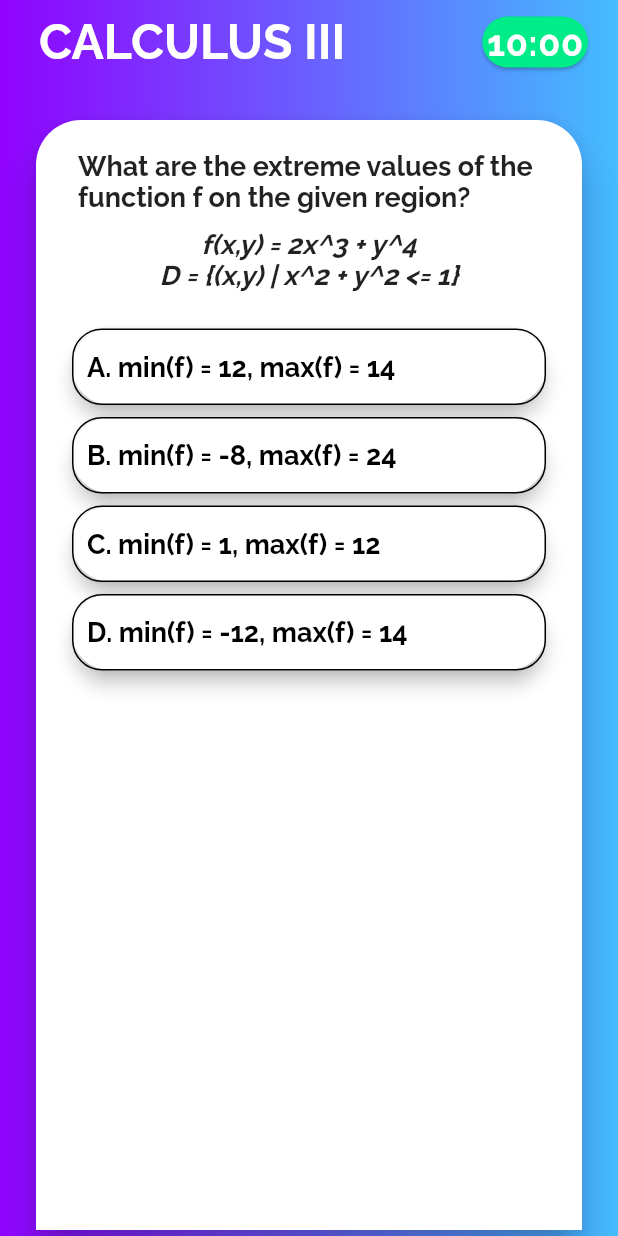
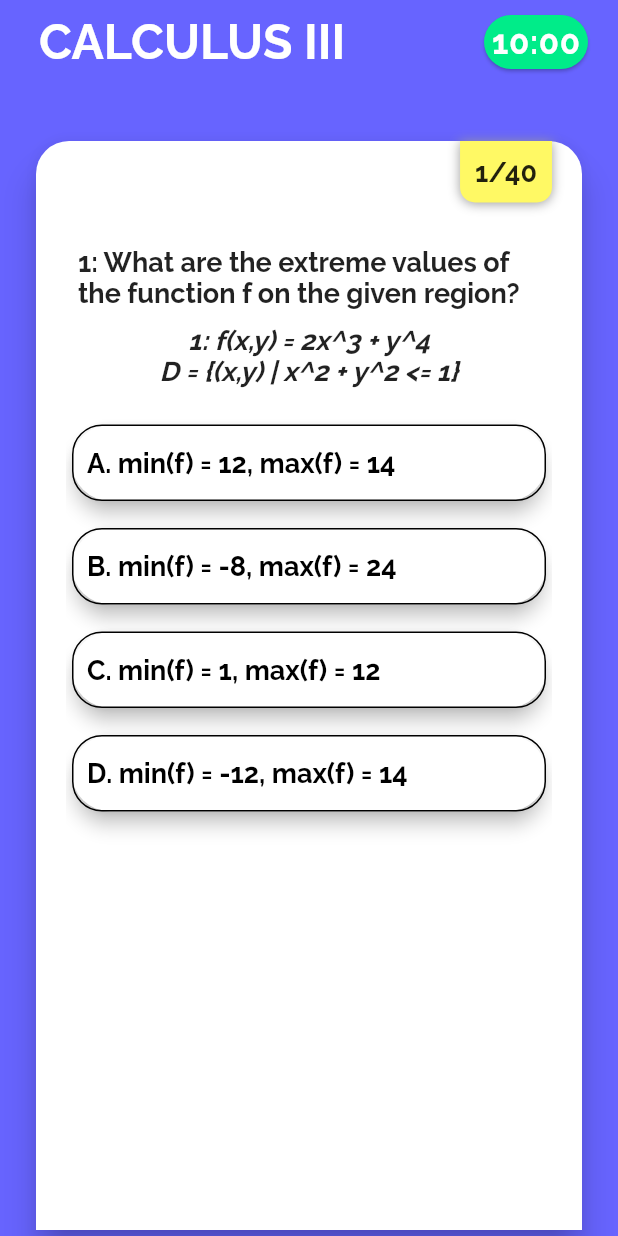
Before and after one commit to CS426FinalProject/eazylearn-frontend, a Flutter app: the screen it shows after launch, on a phone screen of 412 x 824 dp. Run offline on Flutter 3.47's test engine with Material 2 defaults, Android fonts, the phone set to English and light mode, and no system bars.

Commit message:
test screen updated

```diff
--- a/lib/constants/color.dart
+++ b/lib/constants/color.dart
@@ -16,3 +16,7 @@ const Color db1 = Color(0xFFF5C620);
 const Color db2 = Color(0xFFEE5221);
 
 const Color green_light = Color(0x00EF99);
+
+const Color test_color = Color(0xFF6764FF);
+const Color question_picker_color = Color(0xFFFFF964);
+const Color current_question_color = Color(0xFFFFF964);
--- /dev/null
+++ b/lib/models/question.dart
@@ -0,0 +1,15 @@
+import 'package:final_cs426/models/answer.dart';
+import 'package:flutter/cupertino.dart';
+
+class Question {
+  String question;
+  String equation;
+  List<Answer> options;
+  int answer;
+
+  Question(
+      {@required this.question,
+      @required this.equation,
+      @required this.options,
+      @required this.answer});
+}
--- /dev/null
+++ b/lib/models/test.dart
@@ -0,0 +1,10 @@
+import 'package:final_cs426/models/question.dart';
+import 'package:flutter/cupertino.dart';
+
+class Test {
+  String idTest;
+  String topic;
+  List<Question> questions;
+
+  Test({@required this.idTest, @required this.topic, @required this.questions});
+}
--- a/lib/screens/test_screen.dart
+++ b/lib/screens/test_screen.dart
@@ -1,5 +1,9 @@
 import 'dart:ui';
 
+import 'package:final_cs426/models/question.dart';
+import 'package:final_cs426/models/test.dart';
+import 'package:final_cs426/utility/answer_chooser.dart';
+import 'package:final_cs426/utility/question_picker.dart';
 import 'package:flutter/material.dart';
 import 'package:final_cs426/models/answer.dart';
 import 'package:final_cs426/utility/answer_card.dart';
@@ -11,14 +15,46 @@ class TestScreen extends StatefulWidget {
 }
 
 class _TestScreenState extends State<TestScreen> {
-  List<bool> chosens = List.generate(4, (index) => false);
+  PageController controller = PageController();
+  int currentQuestion;
+  Test test;
+  List<int> userChoices;
+  @override
+  void initState() {
+    super.initState();
+    currentQuestion = 0;
+    List<Answer> options = [
+      Answer(answerText: "min(f) = 12, max(f) = 14"),
+      Answer(answerText: "min(f) = -8, max(f) = 24"),
+      Answer(answerText: "min(f) = 1, max(f) = 12"),
+      Answer(answerText: "min(f) = -12, max(f) = 14")
+    ];
+    List<Question> questions = List.generate(
+        40,
+        (index) => Question(
+            question:
+                '${index + 1}: What are the extreme values of the function f on the given region?',
+            equation:
+                '${index + 1}: f(x,y) = 2x^3 + y^4\nD = {(x,y) | x^2 + y^2 <= 1}',
+            options: options,
+            answer: 1));
+    test = Test(idTest: "1", topic: "Calculus", questions: questions);
+    userChoices = List.generate(test.questions.length, (index) => -1);
+  }
+
+  @override
+  void dispose() {
+    super.dispose();
+    controller.dispose();
+  }
+
   @override
   Widget build(BuildContext context) {
+    print("tappp");
     return Stack(
       children: <Widget>[
         DecoratedBox(
-          decoration: BoxDecoration(
-              gradient: LinearGradient(colors: <Color>[cal1, cal2])),
+          decoration: BoxDecoration(color: test_color),
           child: Scaffold(
               appBar: AppBar(
                 title: Row(
@@ -41,12 +77,12 @@ class _TestScreenState extends State<TestScreen> {
                       shape: RoundedRectangleBorder(
                           borderRadius: BorderRadius.circular(30.0)),
                       child: Padding(
-                        padding: const EdgeInsets.all(3.0),
+                        padding: const EdgeInsets.all(5.0),
                         child: Text('10:00',
                             textAlign: TextAlign.center,
                             style: TextStyle(
                                 color: Colors.white,
-                                fontSize: 24,
+                                fontSize: 22,
                                 letterSpacing: 0.5,
                                 fontWeight: FontWeight.bold)),
                       ),
@@ -58,27 +94,39 @@ class _TestScreenState extends State<TestScreen> {
               ),
               backgroundColor: Colors.transparent),
         ),
-        Padding(
-          padding: const EdgeInsets.fromLTRB(20.0, 76.0, 20.0, 0),
+        GestureDetector(
+          onTap: () {
+            setState(() {
+              print("tap");
+            });
+          },
+          child: Padding(
+            padding: const EdgeInsets.fromLTRB(20.0, 90.0, 20.0, 0),
             child: Card(
                 elevation: 10.0,
                 shape: RoundedRectangleBorder(
                     borderRadius: BorderRadius.only(
-              topLeft: Radius.circular(30.0),
-              topRight: Radius.circular(30.0),
+                  topLeft: Radius.circular(22.0),
+                  topRight: Radius.circular(22.0),
                 )),
-            child: Padding(
-              padding: const EdgeInsets.all(20.0),
-              child: Column(
-                mainAxisAlignment: MainAxisAlignment.start,
+                child: Stack(
+                  children: [
+                    Padding(
+                        padding: const EdgeInsets.fromLTRB(20, 70, 20, 20),
+                        child: PageView.builder(
+                          controller: controller,
+                          onPageChanged: (index) =>
+                              setState(() => currentQuestion = index),
+                          itemBuilder: (context, index) => Column(
                             crossAxisAlignment: CrossAxisAlignment.center,
                             children: <Widget>[
                               Padding(
-                    padding: const EdgeInsets.fromLTRB(8.0, 0, 8.0, 0),
+                                padding:
+                                    const EdgeInsets.fromLTRB(8.0, 0, 8.0, 0),
                                 child: Column(
                                   children: [
                                     Text(
-                          'What are the extreme values of the function f on the given region?',
+                                      test.questions[index].question,
                                       style: TextStyle(
                                         fontSize: 18,
                                         fontWeight: FontWeight.bold,
@@ -88,7 +136,7 @@ class _TestScreenState extends State<TestScreen> {
                                       height: 10.0,
                                     ),
                                     Text(
-                          'f(x,y) = 2x^3 + y^4\nD = {(x,y) | x^2 + y^2 <= 1}',
+                                      test.questions[index].equation,
                                       style: TextStyle(
                                         fontSize: 18,
                                         fontStyle: FontStyle.italic,
@@ -102,52 +150,30 @@ class _TestScreenState extends State<TestScreen> {
                               SizedBox(
                                 height: 21.0,
                               ),
-                  GestureDetector(
-                    onTap: () => _handleTap(0),
-                    child: AnswerCard(
-                      chosen: chosens[0],
-                      answer: Answer(answerText: 'A. min(f) = 12, max(f) = 14'),
+                              AnswerChooser(
+                                initial: userChoices[index],
+                                options: test.questions[index].options,
+                                onOptionChange: (option) {
+                                  setState(() {
+                                    userChoices[index] = option;
+                                  });
+                                },
+                              )
+                            ],
                           ),
+                        )),
+                    QuestionPicker(
+                      currentQuestion: currentQuestion,
+                      userChoices: userChoices,
+                      onQuestionChanged: (index) {
+                        controller.jumpToPage(index);
+                      },
                     ),
-                  GestureDetector(
-                    onTap: () => _handleTap(1),
-                    child: AnswerCard(
-                      chosen: chosens[1],
-                      answer: Answer(answerText: 'B. min(f) = -8, max(f) = 24'),
-                    ),
-                  ),
-                  GestureDetector(
-                    onTap: () => _handleTap(2),
-                    child: AnswerCard(
-                      chosen: chosens[2],
-                      answer: Answer(answerText: 'C. min(f) = 1, max(f) = 12'),
-                    ),
-                  ),
-                  GestureDetector(
-                    onTap: () => _handleTap(3),
-                    child: AnswerCard(
-                      chosen: chosens[3],
-                      answer:
-                          Answer(answerText: 'D. min(f) = -12, max(f) = 14'),
+                  ],
+                )),
           ),
         )
       ],
-              ),
-            ),
-          ),
-        ),
-      ],
     );
   }
-
-  void _handleTap(int index) {
-    setState(() {
-      for (int i = 0; i < 4; i++) {
-        if (i == index)
-          chosens[i] = true;
-        else
-          chosens[i] = false;
 }
-    });
-  }
-}
--- a/lib/utility/answer_card.dart
+++ b/lib/utility/answer_card.dart
@@ -20,8 +20,7 @@ class AnswerCard extends StatelessWidget {
                   ? Border.all(color: Colors.black, width: 1.0)
                   : Border(),
               borderRadius: BorderRadius.circular(20.0),
-              color: chosen ? Colors.white : Colors.transparent,
-              gradient: LinearGradient(colors: <Color>[cal1, cal2]),
+              color: chosen ? test_color : Colors.transparent,
             ),
             child: Padding(
               padding: EdgeInsets.fromLTRB(10, 15, 10, 15),
--- /dev/null
+++ b/lib/utility/answer_chooser.dart
@@ -0,0 +1,58 @@
+import 'package:final_cs426/models/answer.dart';
+import 'package:flutter/material.dart';
+
+import 'answer_card.dart';
+
+class AnswerChooser extends StatefulWidget {
+  final List<Answer> options;
+  final ValueChanged<int> onOptionChange;
+  final int initial;
+  const AnswerChooser(
+      {@required this.options,
+      @required this.onOptionChange,
+      @required this.initial});
+  @override
+  _AnswerChooserState createState() => _AnswerChooserState();
+}
+
+class _AnswerChooserState extends State<AnswerChooser> {
+  List<bool> chosens;
+  @override
+  void initState() {
+    super.initState();
+    chosens = List.generate(4, (index) => widget.initial == index);
+  }
+
+  @override
+  Widget build(BuildContext context) {
+    return SizedBox(
+      height: 500,
+      child: ListView.separated(
+          itemBuilder: (context, index) => GestureDetector(
+                onTap: () => _handleTap(index),
+                child: AnswerCard(
+                  chosen: chosens[index],
+                  answer: Answer(
+                      answerText:
+                          '${String.fromCharCode(65 + index)}. ${widget.options[index].answerText}'),
+                ),
+              ),
+          separatorBuilder: (index, context) => SizedBox(
+                height: 10,
+              ),
+          itemCount: widget.options.length),
+    );
+  }
+
+  void _handleTap(int index) {
+    setState(() {
+      for (int i = 0; i < 4; i++) {
+        if (i == index) {
+          chosens[i] = true;
+          widget.onOptionChange(i);
+        } else
+          chosens[i] = false;
+      }
+    });
+  }
+}
--- /dev/null
+++ b/lib/utility/question_picker.dart
@@ -0,0 +1,129 @@
+import 'package:final_cs426/constants/color.dart';
+import 'package:flutter/material.dart';
+
+class QuestionPicker extends StatefulWidget {
+  final ValueChanged<int> onQuestionChanged;
+  final List<int> userChoices;
+  final int currentQuestion;
+  const QuestionPicker({
+    @required this.onQuestionChanged,
+    @required this.userChoices,
+    @required this.currentQuestion,
+  });
+  @override
+  _QuestionPickerState createState() => _QuestionPickerState();
+}
+
+class _QuestionPickerState extends State<QuestionPicker> {
+  bool isDropdown = false;
+  @override
+  Widget build(BuildContext context) {
+    return Column(children: [
+      Container(
+        padding: EdgeInsets.only(right: 20),
+        alignment: Alignment.centerRight,
+        child: DecoratedBox(
+            decoration: BoxDecoration(
+              borderRadius: isDropdown
+                  ? null
+                  : BorderRadius.only(
+                      bottomLeft: Radius.circular(10),
+                      bottomRight: Radius.circular(10)),
+              color: question_picker_color,
+              boxShadow: [
+                BoxShadow(
+                  color: Colors.grey,
+                  offset: Offset(0.0, 1.0),
+                  blurRadius: 6.0,
+                ),
+              ],
+            ),
+            child: Material(
+              color: Colors.transparent,
+              child: InkWell(
+                onTap: () {
+                  print(isDropdown);
+                  setState(() {
+                    isDropdown = !isDropdown;
+                  });
+                },
+                child: Padding(
+                  padding: EdgeInsets.all(10),
+                  child: Text(
+                    "${widget.currentQuestion + 1}/${widget.userChoices.length}",
+                    style: TextStyle(fontWeight: FontWeight.bold, fontSize: 18),
+                  ),
+                ),
+              ),
+            )),
+      ),
+      Padding(
+        padding: const EdgeInsets.only(left: 20, right: 20.0),
+        child: AnimatedContainer(
+            padding: EdgeInsets.all(10),
+            decoration: BoxDecoration(
+              color: Colors.white,
+              boxShadow: [
+                BoxShadow(
+                  color: Colors.grey,
+                  offset: Offset(0.0, 1.0),
+                  blurRadius: 6.0,
+                ),
+              ],
+            ),
+            duration: Duration(milliseconds: 700),
+            curve: Curves.fastLinearToSlowEaseIn,
+            height: isDropdown ? 500 : 0,
+            alignment:
+                isDropdown ? Alignment.center : AlignmentDirectional.topCenter,
+            child: GridView.builder(
+                gridDelegate: SliverGridDelegateWithFixedCrossAxisCount(
+                    crossAxisCount: 5, mainAxisSpacing: 5, crossAxisSpacing: 5),
+                itemCount: widget.userChoices.length,
+                itemBuilder: (BuildContext ctx, index) {
+                  return Container(
+                    alignment: Alignment.center,
+                    child: SizedBox(
+                      height: double.infinity,
+                      width: double.infinity,
+                      child: Material(
+                        color: Colors.transparent,
+                        child: InkWell(
+                          borderRadius: BorderRadius.circular(100),
+                          onTap: () => setState(() {
+                            isDropdown = false;
+                            widget.onQuestionChanged(index);
+                          }),
+                          child: Center(
+                            child: Text(
+                              "${index + 1}",
+                              style: TextStyle(
+                                  fontWeight: FontWeight.bold,
+                                  fontSize: 19,
+                                  color: index == widget.currentQuestion
+                                      ? Colors.black
+                                      : (widget.userChoices[index] != -1
+                                          ? Colors.white
+                                          : Colors.black)),
+                            ),
+                          ),
+                        ),
+                      ),
+                    ),
+                    decoration: BoxDecoration(
+                        border: (index == widget.currentQuestion ||
+                                widget.userChoices[index] != -1)
+                            ? Border()
+                            : Border.all(color: Colors.black, width: 2.0),
+                        color: index == widget.currentQuestion
+                            ? current_question_color
+                            : (widget.userChoices[index] == -1
+                                ? Colors.white
+                                : test_color),
+                        borderRadius: BorderRadius.circular(100)),
+                  );
+                })),
+      )
+    ]);
+  }
+}
```
Lines whose indentation alone changed are shown as unchanged.
